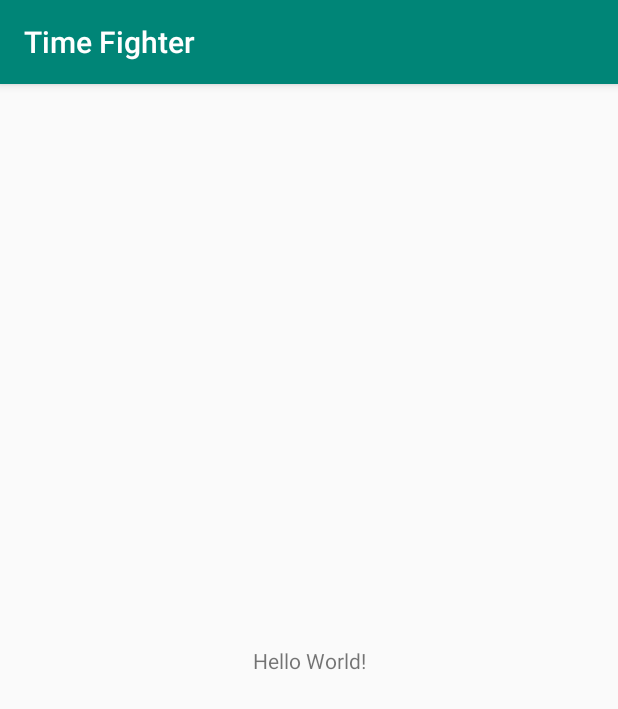
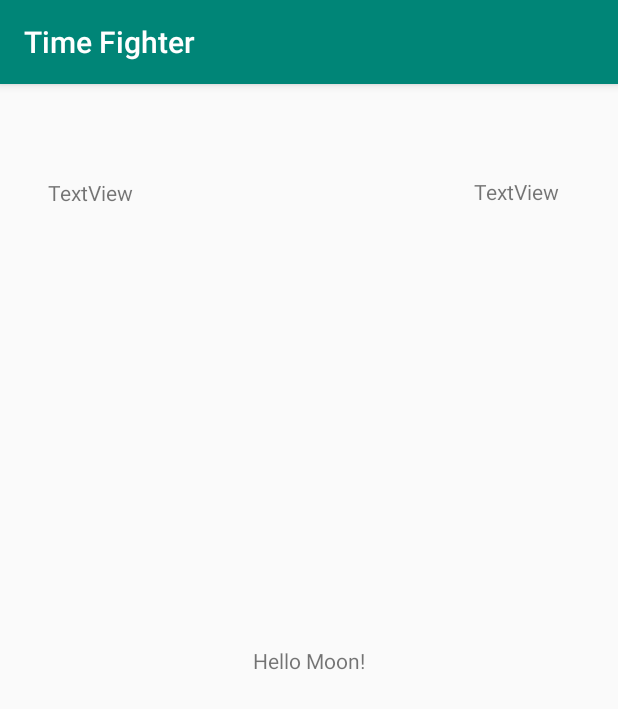
Before and after one commit to vinchris/time_fighter, an Android app: the screen it shows after launch (MainActivity), on a phone screen of 412 x 824 dp. Shown: the top 709 px of the screen. Run offline under Robolectric (Android 15) with nearby library versions, the phone set to English and light mode, and no system bars.

Commit message:
added a label, meaning a TextView

```diff
--- a/app/src/main/res/layout/activity_main.xml
+++ b/app/src/main/res/layout/activity_main.xml
@@ -10,10 +10,29 @@
     <TextView
             android:layout_width="wrap_content"
             android:layout_height="wrap_content"
-            android:text="Hello World!"
+            android:text="Hello Moon!"
             app:layout_constraintBottom_toBottomOf="parent"
             app:layout_constraintLeft_toLeftOf="parent"
             app:layout_constraintRight_toRightOf="parent"
             app:layout_constraintTop_toTopOf="parent"/>
-
+    <TextView
+            android:text="TextView"
+            android:layout_width="wrap_content"
+            android:layout_height="wrap_content"
+            android:id="@+id/textView1" app:layout_constraintStart_toStartOf="parent" android:layout_marginLeft="4dp"
+            android:layout_marginStart="4dp" app:layout_constraintTop_toTopOf="parent"
+            android:layout_marginBottom="8dp" app:layout_constraintBottom_toBottomOf="parent"
+            app:layout_constraintVertical_bias="0.085" app:layout_constraintEnd_toEndOf="parent"
+            android:layout_marginEnd="8dp" android:layout_marginRight="8dp"
+            app:layout_constraintHorizontal_bias="0.082"/>
+    <TextView
+            android:text="TextView"
+            android:layout_width="wrap_content"
+            android:layout_height="wrap_content"
+            android:id="@+id/textView2"
+            app:layout_constraintBottom_toBottomOf="parent" android:layout_marginTop="8dp"
+            app:layout_constraintTop_toTopOf="parent" app:layout_constraintVertical_bias="0.073"
+            app:layout_constraintStart_toStartOf="parent" android:layout_marginLeft="8dp"
+            android:layout_marginStart="8dp" app:layout_constraintEnd_toEndOf="parent" android:layout_marginEnd="8dp"
+            android:layout_marginRight="8dp" app:layout_constraintHorizontal_bias="0.907"/>
 </android.support.constraint.ConstraintLayout>
```
